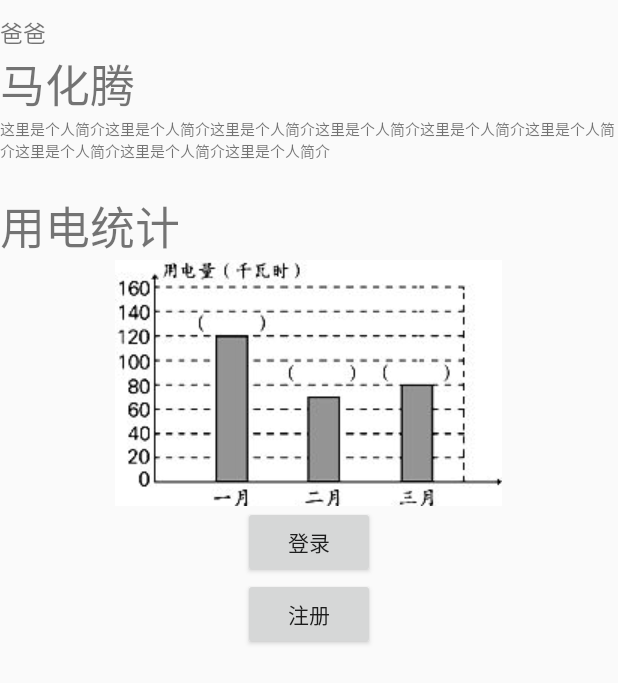
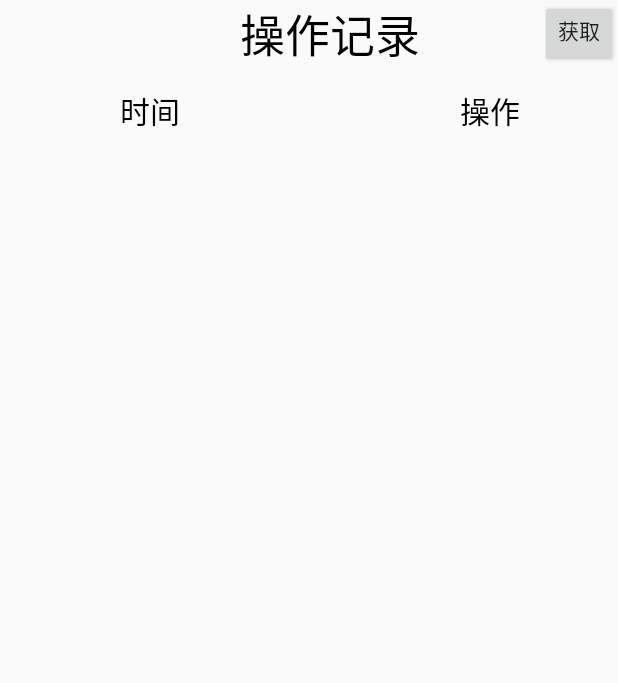
Before and after one commit to Group9-Android/Air-Conditioning-Controller, an Android app: the fragment FourFragment shown on its own in the app's theme, on a phone screen of 412 x 824 dp. Shown: the top 683 px of the screen. Run offline under Robolectric (Android 15) with nearby library versions, the phone set to English and light mode, and no system bars.

Commit message:
操作记录界面开发以及数据对接
完成了数据对接与基本的界面开发以及记录的存储
todo：添加listview实现可滑动

```diff
--- a/app/src/main/java/com/example/smallkun/aswitch/FourFragment.java
+++ b/app/src/main/java/com/example/smallkun/aswitch/FourFragment.java
@@ -1,13 +1,23 @@
 package com.example.smallkun.aswitch;
 
         import android.content.Intent;
+        import android.content.SharedPreferences;
         import android.os.Bundle;
+        import android.os.Handler;
+        import android.os.Message;
         import android.support.annotation.Nullable;
         import android.support.v4.app.Fragment;
         import android.view.LayoutInflater;
         import android.view.View;
         import android.view.ViewGroup;
         import android.widget.Button;
+        import android.widget.TextView;
+        import android.widget.Toast;
+
+        import java.net.URL;
+        import java.net.URLEncoder;
+
+        import static android.content.Context.MODE_PRIVATE;
 
 /**
  * Created by smallkun on 2018/5/5.
@@ -15,10 +25,54 @@ package com.example.smallkun.aswitch;
 
 public class FourFragment extends Fragment {
 
+    private Button btnget;
+    private Button qrcode;
+    private TextView historytext;
+    public String user_name;
+    public int lgstate=200;
+    public boolean onLogin=false;
+    public String device_id;
+    private String result;//返回登录是否成功结果
+    public int ok;
+    public String[] temp;
+
     @Nullable
     @Override
     public View onCreateView(LayoutInflater inflater, ViewGroup container, Bundle savedInstanceState) {
         View view=inflater.inflate(R.layout.fragment_four,container,false);
+
+        btnget = (Button) view.findViewById(R.id.btnget);
+        historytext = (TextView)view.findViewById(R.id.texthistory);
+
+        //获取登录状态
+        if (getArguments()!=null) {
+            onLogin = getArguments().getBoolean("ONLOGIN");
+            user_name= getArguments().getString("USERNAME");
+            lgstate = getArguments().getInt("LGState");
+            result = getArguments().getString("TXT","");
+        }
+        //初始化历史记录
+            //historytext.setText(result);
+        SharedPreferences pref = getActivity().getSharedPreferences("data5",MODE_PRIVATE);
+        historytext.setText(pref.getString("TXT",""));
+
+        btnget.setOnClickListener(new View.OnClickListener() {
+            @Override
+            public void onClick(View view) {
+                if (onLogin) {
+                    if (lgstate == 100) {
+                        //调用接口
+                        new Thread(runnable).start();
+
+
+                    } else {
+                        Toast.makeText(getActivity(), "您尚未绑定空调，请绑定！", Toast.LENGTH_SHORT).show();
+                    }
+                } else {
+                    Toast.makeText(getActivity(), "您尚未登录，请登录！", Toast.LENGTH_SHORT).show();
+                }
+            }
+        });
 
         return view;
     }
@@ -27,4 +81,89 @@ public class FourFragment extends Fragment {
     public void onViewCreated(View view, @Nullable Bundle savedInstanceState) {
         super.onViewCreated(view, savedInstanceState);
     }
+
+    Handler handler = new Handler() {
+        @Override
+        public void handleMessage(Message msg) {
+            super.handleMessage(msg);
+            Bundle data = msg.getData();
+            result = data.getString("response");
+
+            //Toast.makeText(getActivity(), result, Toast.LENGTH_SHORT).show();
+
+            //提取返回数据中的内容
+            temp = result.split(",");
+            ok = Integer.parseInt(temp[0].trim());//trim方法用于去除当前 String 对象移除所有前导空白字符和尾部空白字符
+            if (ok == 100){
+                Toast.makeText(getActivity(), "操作成功，获取到"+temp.length+"条记录！", Toast.LENGTH_SHORT).show();
+
+                //显示数据
+                for (int i=1;i<temp.length;i++){
+                    if (i%2==1){
+                        historytext.setText(historytext.getText()+temp[i]);
+                    } else {
+                        historytext.setText(historytext.getText()+temp[i]+"\n");
+                    }
+                }
+                //
+                SharedPreferences.Editor editor = getActivity().getSharedPreferences("data5", MODE_PRIVATE).edit();
+                editor.putString("TXT",historytext.getText().toString());
+                editor.apply();
+
+            } else if (ok == 200){
+                Toast.makeText(getActivity(), "该账户无设备操作记录！", Toast.LENGTH_SHORT).show();
+                historytext.setText("");
+            }
+        }
+    };
+
+
+
+    //新线程进行网络请求
+    Runnable runnable = new Runnable() {
+        @Override
+        public void run() {
+            //
+            // TODO: http request.
+            //
+            URL url=null;
+            try{
+                url = new URL("http://47.106.181.0:8080/air/History?account="+URLEncoder.encode(user_name, "utf-8"));
+
+            }catch (Exception e) {
+                // TODO Auto-generated catch block
+                e.printStackTrace();
+            }
+
+            httpNet httpConnection=new httpNet(url);
+
+            String result=httpConnection.loginOfPost();
+
+            Message msg = new Message();
+            Bundle data = new Bundle();
+            data.putString("response",result);
+
+            //data.putString("value", "请求结果");
+            msg.setData(data);
+            handler.sendMessage(msg);
+        }
+    };
+
+
+    @Override
+    public void onDestroyView() {
+        super.onDestroyView();
+
+        Bundle bd = new Bundle();
+        bd.putString("TXT",historytext.getText().toString());
+    }
+
+    //存储操作记录
+    @Override
+    public void onSaveInstanceState(Bundle outState) {
+        super.onSaveInstanceState(outState);
+
+        Bundle bd = new Bundle();
+        bd.putString("TXT",historytext.getText().toString());
+    }
 }
--- a/app/src/main/java/com/example/smallkun/aswitch/MainActivity.java
+++ b/app/src/main/java/com/example/smallkun/aswitch/MainActivity.java
@@ -305,9 +305,8 @@ public  class MainActivity extends AppCompatActivity implements BottomNavigation
                 transaction.replace(R.id.ll_content, mFragmentThree);
                 break;
             case 3:
-                if (mFragmentFour == null) {
-                    mFragmentFour = new FourFragment();
-                }
+                mFragmentFour = new FourFragment();
+                mFragmentFour.setArguments(bundle);
                 transaction.replace(R.id.ll_content, mFragmentFour);
                 break;
 
--- a/app/src/main/res/layout/fragment_four.xml
+++ b/app/src/main/res/layout/fragment_four.xml
@@ -4,51 +4,85 @@
     android:layout_height="match_parent"
     android:orientation="vertical">
 
-    <TextView
+
+    <LinearLayout
+        android:layout_width="match_parent"
+        android:layout_height="wrap_content"
+        android:orientation="vertical">
+
+        <LinearLayout
             android:layout_width="wrap_content"
             android:layout_height="wrap_content"
-        android:text="爸爸"
-        android:layout_marginTop="10dp"
-        android:textSize="15sp"/>
+            android:orientation="horizontal"
+            android:layout_gravity="center">
+
+            <TextView
+                android:layout_width="240px"
+                android:layout_height="30px" />
 
             <TextView
                 android:layout_width="wrap_content"
                 android:layout_height="wrap_content"
-        android:text="马化腾"
-        android:textSize="30sp"/>
+                android:text="操作记录"
+                android:textSize="30sp"
+                android:textColor="#000000"/>
+
+            <TextView
+                android:layout_width="120px"
+                android:layout_height="30px" />
+
+            <Button
+                android:id="@+id/btnget"
+                android:layout_width="wrap_content"
+                android:layout_height="match_parent"
+                android:text="获取记录"/>
+        </LinearLayout>
+
+    </LinearLayout>
+
+
+    <LinearLayout
+        android:layout_width="match_parent"
+        android:layout_height="wrap_content"
+        android:layout_marginTop="20px"
+        android:orientation="vertical">
+
+        <LinearLayout
+            android:layout_width="match_parent"
+            android:layout_height="wrap_content"
+            android:orientation="horizontal">
 
             <TextView
                 android:layout_width="wrap_content"
                 android:layout_height="wrap_content"
-        android:text="这里是个人简介这里是个人简介这里是个人简介这里是个人简介这里是个人简介这里是个人简介这里是个人简介这里是个人简介这里是个人简介"
-        android:textSize="10sp"/>
+                android:layout_marginLeft="120px"
+                android:layout_marginRight="30px"
+                android:text="时间"
+                android:textColor="#000000"
+                android:textSize="20sp"/>
 
             <TextView
                 android:layout_width="wrap_content"
                 android:layout_height="wrap_content"
-        android:text="用电统计"
-        android:layout_marginTop="20dp"
-        android:textSize="30sp"/>
+                android:layout_marginLeft="250px"
+                android:layout_marginRight="30px"
+                android:text="操作"
+                android:textColor="#000000"
+                android:textSize="20sp"/>
+
+        </LinearLayout>
+
+    </LinearLayout>
 
     <TextView
+        android:id="@+id/texthistory"
         android:layout_width="wrap_content"
         android:layout_height="wrap_content"
-        android:background="@drawable/timg"
-        android:textSize="40sp"
-        android:layout_gravity="center"/>
+        android:layout_marginLeft="30px"
+        android:layout_marginRight="30px"
+        android:text=""
+        android:textSize="17sp"/>
 
-    <Button
-        android:id="@+id/login1"
-        android:layout_width="wrap_content"
-        android:layout_height="wrap_content"
-        android:layout_gravity="center"
-        android:text="登录"/>
 
-    <Button
-        android:id="@+id/register1"
-        android:layout_width="wrap_content"
-        android:layout_height="wrap_content"
-        android:layout_gravity="center"
-        android:text="注册"/>
 
 </LinearLayout>
```
Lines whose indentation alone changed are shown as unchanged.
